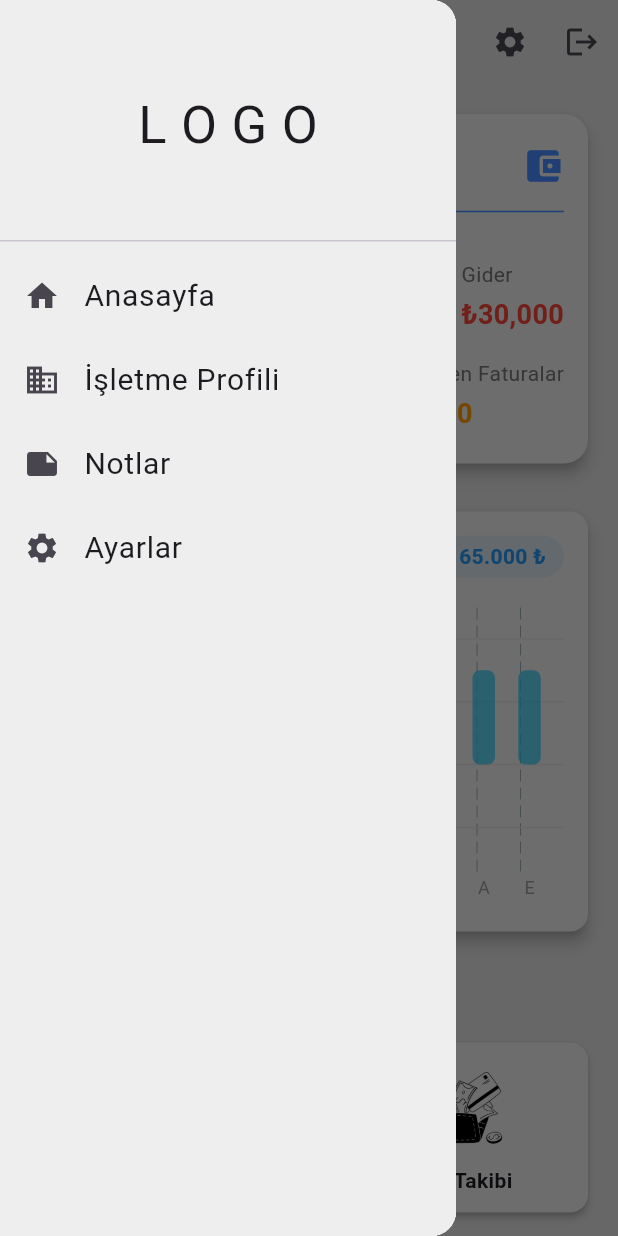
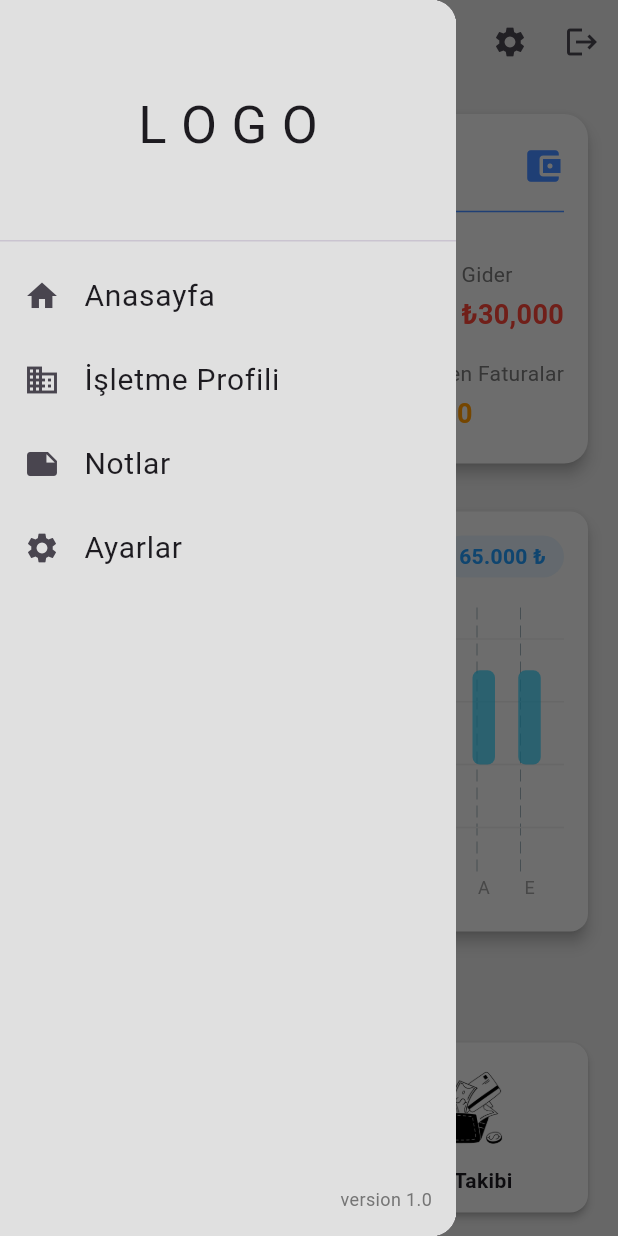
Before and after one commit to fatihkurtl/account_net, a Flutter app: the HomeScreen screen opened by its route, with the side drawer open, on a phone screen of 412 x 824 dp. Run offline on Flutter 3.47's test engine with Material 3 defaults, Android fonts, the phone set to English and light mode, and no system bars; drawn by our look-alikes of fl_chart; our stand-ins replace flutter_slidable.

Commit message:
home/drawer edited

```diff
--- a/lib/screens/home.dart
+++ b/lib/screens/home.dart
@@ -28,8 +28,10 @@ class HomeScreen extends StatelessWidget {
       ),
       drawer: Drawer(
         child: Container(
-            color: Colors.grey[200],
-            child: ListView(
+          color: Colors.grey[300],
+          child: Stack(
+            children: [
+              ListView(
                 children: [
                   const DrawerHeader(
                     child: Center(
@@ -83,8 +85,23 @@ class HomeScreen extends StatelessWidget {
                       debugPrint('Ayarlar butonuna basıldı');
                     },
                   ),
+                  const SizedBox(height: 50),
                 ],
-            )),
+              ),
+              Positioned(
+                right: 16,
+                bottom: 16,
+                child: Text(
+                  'version 1.0',
+                  style: TextStyle(
+                    fontSize: 12,
+                    color: Colors.grey[600],
+                  ),
+                ),
+              ),
+            ],
+          ),
+        ),
       ),
       body: const SingleChildScrollView(
         child: Padding(
```
Lines whose indentation alone changed are shown as unchanged.
